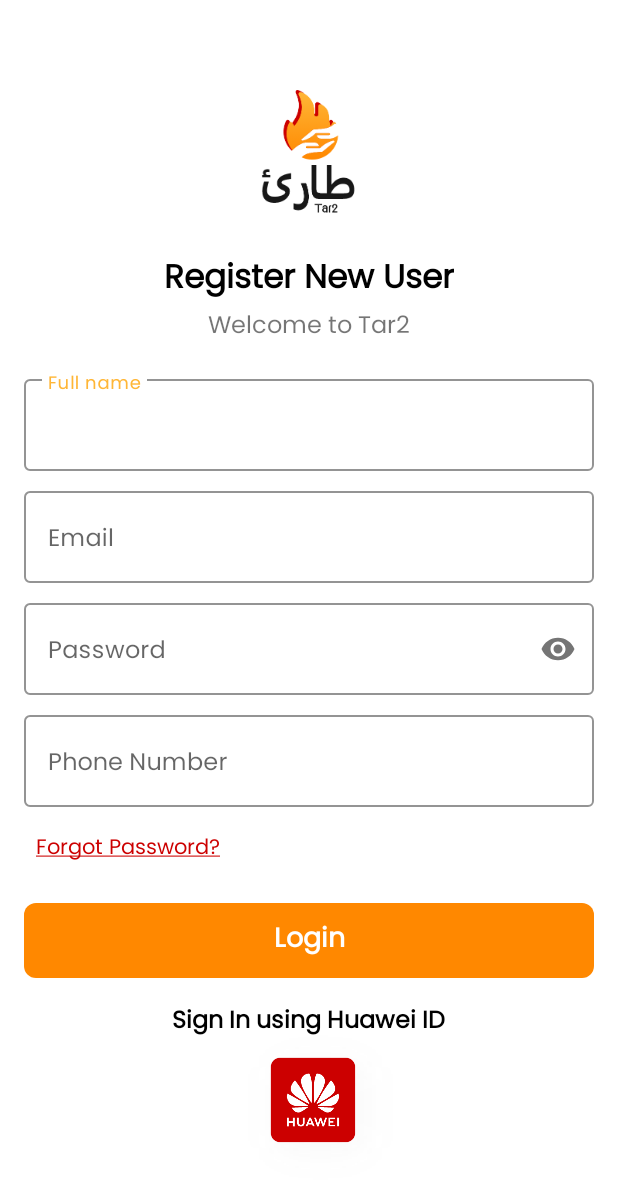
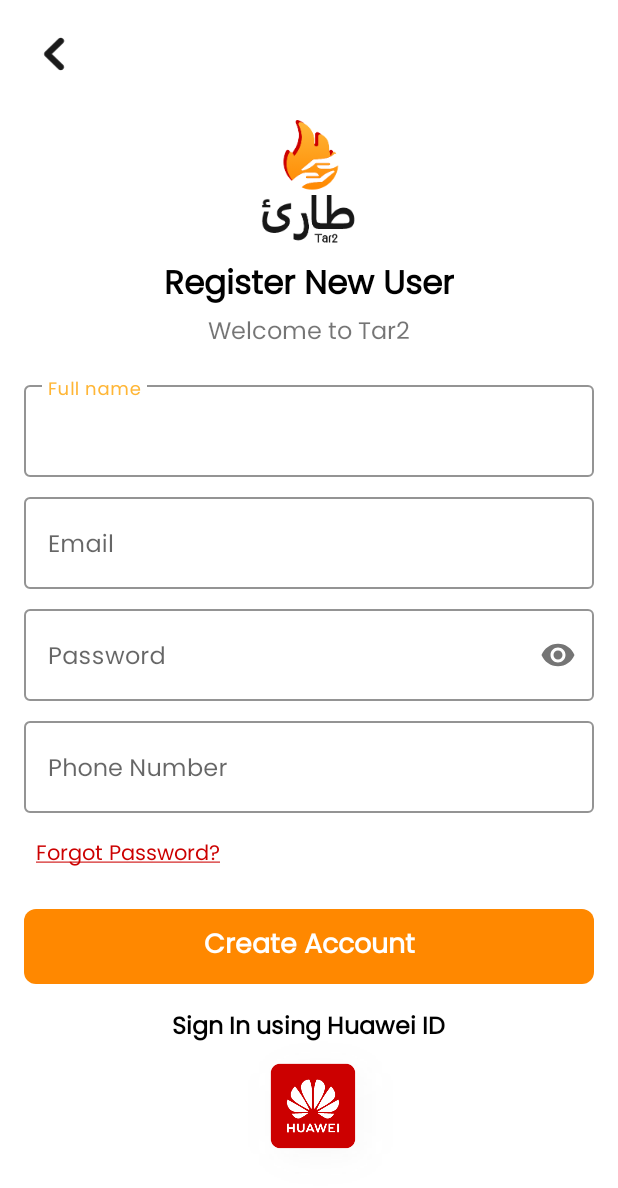
Before and after one commit to eslamfaisal/emergency-services, an Android app: the fragment RegisterFragment shown on its own in the app's theme, on a phone screen of 412 x 824 dp. Shown: the top 1188 px of the screen. Run offline under Robolectric (Android 15) with nearby library versions, the phone set to English and light mode, and no system bars; our stand-ins replace data binding; libraries missing offline, so code that uses them is left out: com.huawei.agconnect, me.ibrahimsn.lib; plain views replace MaterialRippleLayout; 12 statements that could not run were skipped.

Commit message:
init register screen and validate items

```diff
--- a/app/build.gradle
+++ b/app/build.gradle
@@ -51,6 +51,7 @@ dependencies {
     testImplementation 'junit:junit:4.13.2'
     androidTestImplementation 'androidx.test.ext:junit:1.1.3'
     androidTestImplementation 'androidx.test.espresso:espresso-core:3.4.0'
+    debugImplementation 'com.squareup.leakcanary:leakcanary-android:2.9.1'
 
     // lifecycle components
     implementation "androidx.lifecycle:lifecycle-viewmodel-ktx:2.5.0"
--- a/app/src/main/java/com/bluethunder/tar2/ui/auth/fragments/LoginFragment.kt
+++ b/app/src/main/java/com/bluethunder/tar2/ui/auth/fragments/LoginFragment.kt
@@ -52,7 +52,9 @@ class LoginFragment : Fragment() {
         }
 
         binding.registerNewUserBtn.setOnClickListener {
-            findNavController(this).navigate(R.id.action_loginFragment_to_registerFragment)
+            try {
+                findNavController(this).navigate(R.id.action_loginFragment_to_registerFragment)
+            } catch (e: Exception) {}
         }
     }
 
--- a/app/src/main/java/com/bluethunder/tar2/ui/auth/fragments/RegisterFragment.kt
+++ b/app/src/main/java/com/bluethunder/tar2/ui/auth/fragments/RegisterFragment.kt
@@ -1,6 +1,10 @@
 package com.bluethunder.tar2.ui.auth.fragments
 
+import android.content.Context
 import android.os.Bundle
+import android.telephony.TelephonyManager
+import android.text.TextUtils
+import android.util.Patterns
 import android.view.LayoutInflater
 import android.view.View
 import android.view.ViewGroup
@@ -10,22 +14,26 @@ import com.bluethunder.tar2.R
 import com.bluethunder.tar2.databinding.FragmentRegisterBinding
 import com.bluethunder.tar2.ui.auth.AuthActivity
 import com.bluethunder.tar2.ui.auth.viewmodel.AuthViewModel
+import com.bluethunder.tar2.ui.extentions.showSnakeBarError
+import me.ibrahimsn.lib.PhoneNumberKit
+
 
 class RegisterFragment : Fragment() {
 
 
-    private lateinit var viewDataBinding: FragmentRegisterBinding
+    private lateinit var binding: FragmentRegisterBinding
     private lateinit var viewModel: AuthViewModel
+    lateinit var phoneNumberKit: PhoneNumberKit
 
     override fun onCreateView(
         inflater: LayoutInflater, container: ViewGroup?,
         savedInstanceState: Bundle?
     ): View {
-        viewDataBinding = DataBindingUtil.inflate(
+        binding = DataBindingUtil.inflate(
             inflater, R.layout.fragment_register, container,
             false
         )
-        return viewDataBinding.root
+        return binding.root
     }
 
     override fun onViewCreated(view: View, savedInstanceState: Bundle?) {
@@ -34,16 +42,75 @@ class RegisterFragment : Fragment() {
         initViews()
     }
 
+    private fun initViewModel() {
+        viewModel = (requireActivity() as AuthActivity).viewModel
+        binding.viewmodel = viewModel
+    }
+
     private fun initViews() {
-        viewDataBinding.backBtn.setOnClickListener {
+        binding.backBtn.setOnClickListener {
             requireActivity().onBackPressed()
+        }
+        setUpPhoneNumberTextField()
+        binding.btnRegister.setOnClickListener {
+            validateAndRegister()
         }
     }
 
-    private fun initViewModel() {
-        viewModel = (requireActivity() as AuthActivity).viewModel
-        viewDataBinding.viewmodel = viewModel
+    fun setUpPhoneNumberTextField() {
+        phoneNumberKit = PhoneNumberKit.Builder(requireActivity()).setIconEnabled(true).build()
+        phoneNumberKit.setupCountryPicker(
+            activity = (requireActivity() as AuthActivity),
+            searchEnabled = true
+        )
+        try {
+            val tm =
+                requireActivity().getSystemService(Context.TELEPHONY_SERVICE) as TelephonyManager
+            phoneNumberKit.attachToInput(
+                binding.phoneNumberInputLayout,
+                if (tm.networkCountryIso.isNullOrEmpty()) "eg" else tm.networkCountryIso
+            )
+        } catch (e: Exception) {
+            e.printStackTrace()
+            phoneNumberKit.attachToInput(binding.phoneNumberInputLayout, "eg")
+        }
 
     }
 
+    private fun validateAndRegister() {
+        if (binding.nameInput.text.toString().isEmpty()) {
+            binding.nameInput.error = getString(R.string.enter_name_err_msg)
+            binding.nameInput.showSnakeBarError(getString(R.string.enter_name_err_msg))
+            return
+        }
+
+        if (binding.emailInput.text.toString()
+                .isEmpty() || !isValidEmail(binding.emailInput.text.toString())
+        ) {
+            binding.emailInput.error = getString(R.string.enter_email_err_msg)
+            binding.emailInput.showSnakeBarError(getString(R.string.enter_email_err_msg))
+            return
+        }
+
+        if (binding.passwordInput.text.toString().isEmpty()) {
+            binding.passwordInput.error = getString(R.string.enter_password_err_msg)
+            binding.passwordInput.showSnakeBarError(getString(R.string.enter_password_err_msg))
+            return
+        }
+
+
+        if (binding.phoneNumberInputLayout.editText?.text.toString()
+                .isEmpty() || !phoneNumberKit.isValid
+        ) {
+            binding.phoneNumberInputLayout.error = getString(R.string.enter_phone_err_msg)
+            binding.phoneNumberInputLayout.showSnakeBarError(getString(R.string.enter_phone_err_msg))
+            return
+        }
+
+    }
+
+    fun isValidEmail(target: CharSequence?): Boolean {
+        return !TextUtils.isEmpty(target) && Patterns.EMAIL_ADDRESS.matcher(target).matches()
+    }
+
 }
--- a/app/src/main/res/anim/slide_in_left.xml
+++ b/app/src/main/res/anim/slide_in_left.xml
@@ -1,7 +1,7 @@
 <?xml version="1.0" encoding="utf-8"?>
 <set xmlns:android="http://schemas.android.com/apk/res/android" >
     <translate
-        android:duration="600"
+        android:duration="300"
         android:fromXDelta="100%"
         android:toXDelta="0%" >
     </translate>
--- a/app/src/main/res/anim/slide_in_right.xml
+++ b/app/src/main/res/anim/slide_in_right.xml
@@ -1,7 +1,7 @@
 <?xml version="1.0" encoding="utf-8"?>
 <set xmlns:android="http://schemas.android.com/apk/res/android" >
     <translate
-        android:duration="600"
+        android:duration="300"
         android:fromXDelta="-100%"
         android:toXDelta="0%" >
     </translate>
--- a/app/src/main/res/anim/slide_out_left.xml
+++ b/app/src/main/res/anim/slide_out_left.xml
@@ -1,7 +1,7 @@
 <?xml version="1.0" encoding="utf-8"?>
 <set xmlns:android="http://schemas.android.com/apk/res/android" >
     <translate
-        android:duration="600"
+        android:duration="300"
         android:fromXDelta="0%"
         android:toXDelta="-100%" >
     </translate>
--- a/app/src/main/res/anim/slide_out_right.xml
+++ b/app/src/main/res/anim/slide_out_right.xml
@@ -1,7 +1,7 @@
 <?xml version="1.0" encoding="utf-8"?>
 <set xmlns:android="http://schemas.android.com/apk/res/android" >
     <translate
-        android:duration="600"
+        android:duration="300"
         android:fromXDelta="0%"
         android:toXDelta="100%" >
     </translate>
--- /dev/null
+++ b/app/src/main/res/drawable/ic_back.xml
@@ -0,0 +1,11 @@
+<vector xmlns:android="http://schemas.android.com/apk/res/android"
+    android:width="12.445dp"
+    android:height="19.518dp"
+    android:viewportWidth="12.445"
+    android:viewportHeight="19.518">
+  <path
+      android:pathData="M9.762,19.017a2.178,2.178 0,0 1,-1.547 -0.641l-7.07,-7.071a2.186,2.186 0,0 1,0 -3.093l7.07,-7.071a2.187,2.187 0,1 1,3.093 3.093l-5.523,5.524 5.523,5.524A2.188,2.188 0,0 1,9.762 19.017Z"
+      android:strokeWidth="1"
+      android:fillColor="#1a1a1a"
+      android:strokeColor="#fff"/>
+</vector>
--- a/app/src/main/res/layout/fragment_login.xml
+++ b/app/src/main/res/layout/fragment_login.xml
@@ -14,6 +14,7 @@
 
     <androidx.appcompat.widget.LinearLayoutCompat
         android:layout_width="match_parent"
+        android:background="@color/colorWhite"
         android:layout_height="match_parent"
         android:orientation="vertical"
         android:paddingStart="16dp"
--- a/app/src/main/res/layout/fragment_register.xml
+++ b/app/src/main/res/layout/fragment_register.xml
@@ -15,26 +15,17 @@
     <androidx.appcompat.widget.LinearLayoutCompat
         android:layout_width="match_parent"
         android:layout_height="match_parent"
+        android:background="@color/colorWhite"
         android:orientation="vertical"
         android:padding="16dp">
 
-
         <androidx.appcompat.widget.AppCompatImageView
             android:id="@+id/back_btn"
-            android:layout_width="wrap_content"
-            android:layout_height="wrap_content"
-            android:padding="16sp"
-            android:visibility="invisible"
+            android:layout_width="40dp"
+            android:layout_height="40dp"
+            android:padding="8dp"
+            android:visibility="visible"
             app:srcCompat="@drawable/ic_back" />
-
-
-        <androidx.appcompat.widget.AppCompatImageView
-            android:layout_width="wrap_content"
-            android:layout_height="100dp"
-            android:layout_marginTop="-16dp"
-            android:layout_gravity="center"
-            android:padding="8dp"
-            app:srcCompat="@drawable/ic_logo_btm_name" />
 
         <androidx.core.widget.NestedScrollView
             android:layout_width="match_parent"
@@ -45,6 +36,13 @@
                 android:layout_height="match_parent"
                 android:layout_marginTop="16dp"
                 android:orientation="vertical">
+
+                <androidx.appcompat.widget.AppCompatImageView
+                    android:layout_width="wrap_content"
+                    android:layout_height="100dp"
+                    android:layout_gravity="center"
+                    android:padding="8dp"
+                    app:srcCompat="@drawable/ic_logo_btm_name" />
 
                 <androidx.appcompat.widget.AppCompatTextView
                     android:layout_width="wrap_content"
@@ -117,6 +115,7 @@
                 </com.google.android.material.textfield.TextInputLayout>
 
                 <com.google.android.material.textfield.TextInputLayout
+                    android:id="@+id/phone_number_input_layout"
                     style="@style/Widget.MaterialComponents.TextInputLayout.OutlinedBox"
                     android:layout_width="match_parent"
                     android:layout_height="wrap_content"
@@ -151,13 +150,13 @@
                     android:layout_marginTop="16sp">
 
                     <TextView
-                        android:id="@+id/btn_next"
+                        android:id="@+id/btn_register"
                         android:layout_width="match_parent"
                         android:layout_height="50dp"
                         android:background="@drawable/main_btn_bg"
                         android:fontFamily="@font/poppins_regular"
                         android:gravity="center"
-                        android:text="@string/login"
+                        android:text="@string/create_account"
                         android:textAllCaps="false"
                         android:textAppearance="@style/TextAppearance.AppCompat.Subhead"
                         android:textColor="@android:color/white"
--- a/app/src/main/res/values/strings.xml
+++ b/app/src/main/res/values/strings.xml
@@ -17,5 +17,12 @@
     <string name="sign_up">Sign Up</string>
     <string name="full_name">Full name</string>
     <string name="phone_number">Phone Number</string>
+    <string name="register">Register</string>
+    <string name="create_account">Create Account</string>
+    <string name="enter_name_err_msg">Please enter your name</string>
+    <string name="ok">Ok</string>
+    <string name="enter_phone_err_msg">Enter a correct phone number</string>
+    <string name="enter_password_err_msg">Password must be more than 6 chars</string>
+    <string name="enter_email_err_msg">Enter a correct email address</string>
 
 </resources>
```
Also changed, not shown: app/src/main/java/com/bluethunder/tar2/ui/extentions/UIExtensions.kt (+12 -0 lines), app/src/main/res/drawable/ic_back.png (deleted), 1 other file.
